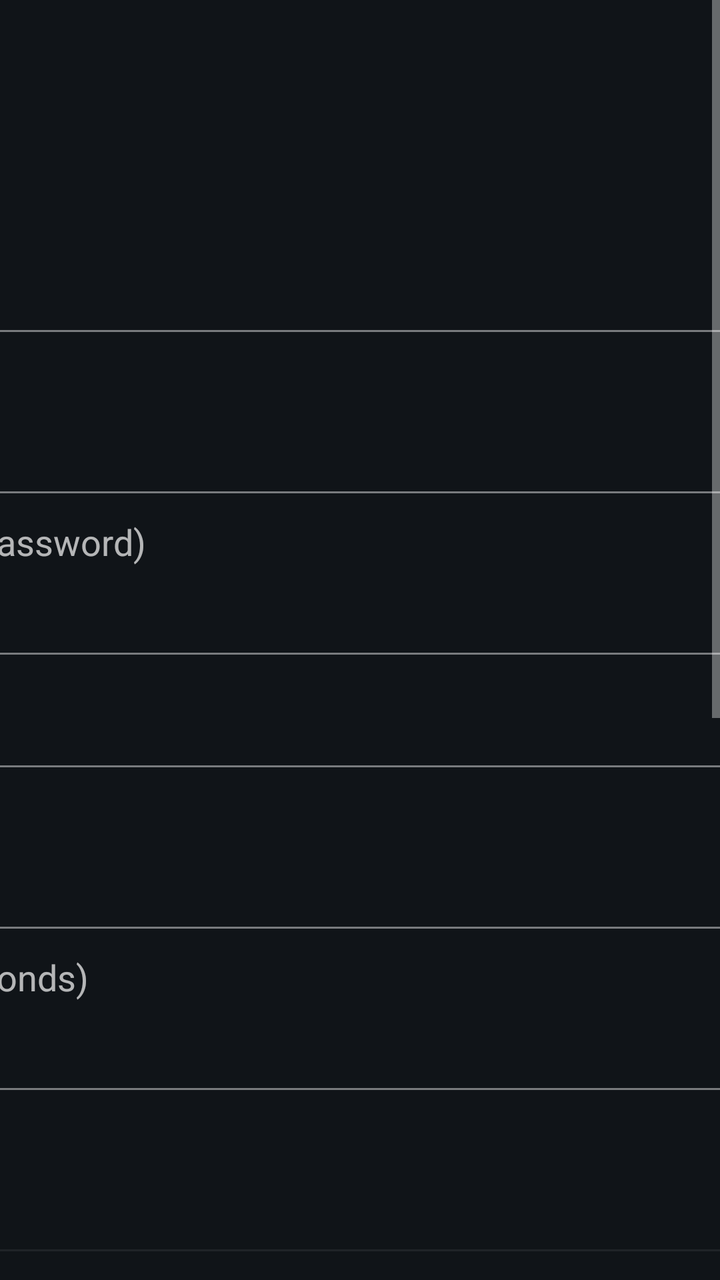
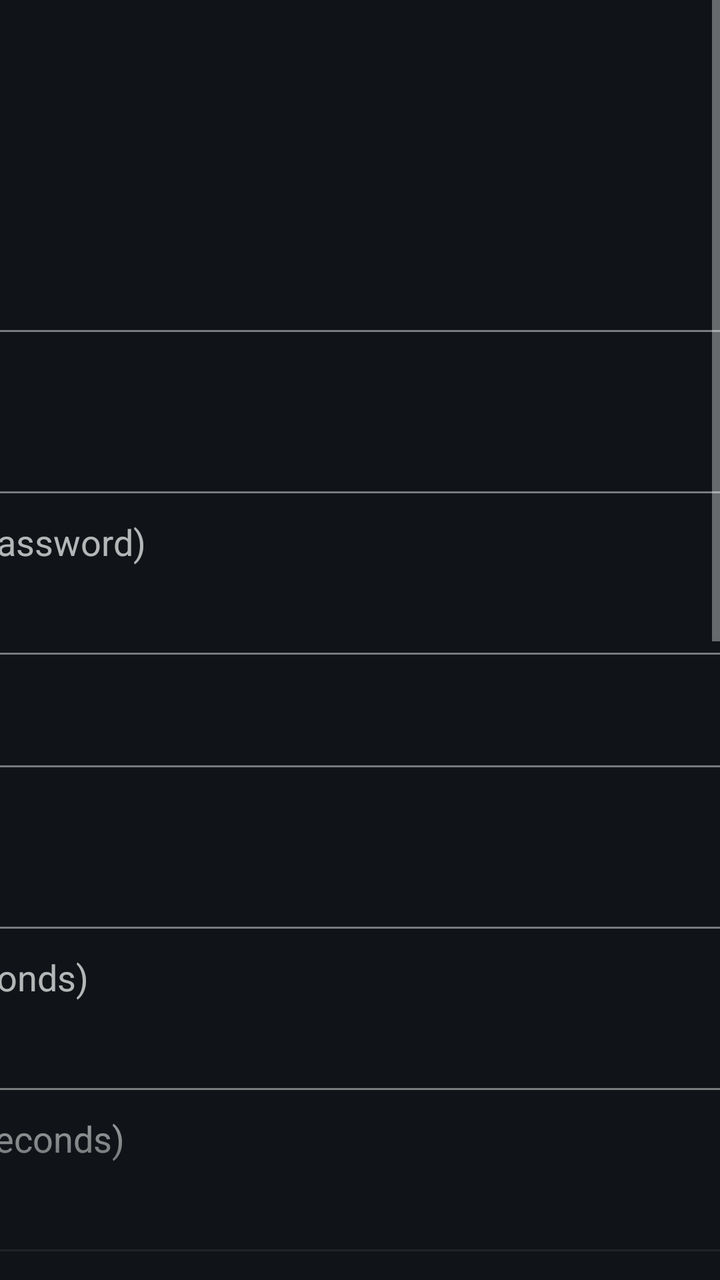

An Android layout rendered at two revisions. The XML below is the earlier revision; the diff shows what the commit changed to produce the second picture.
<!-- AndroidManifest.xml: application theme Theme.NextcloudDream -->
<!-- res/layout/activity_main.xml -->
<?xml version="1.0" encoding="utf-8"?>
<ScrollView xmlns:android="http://schemas.android.com/apk/res/android"
    android:layout_width="match_parent"
    android:layout_height="match_parent"
    android:background="#101418"
    android:requiresFadingEdge="vertical"
    android:fadingEdgeLength="96dp">

    <LinearLayout
        android:layout_width="860dp"
        android:layout_height="wrap_content"
        android:layout_gravity="center_horizontal"
        android:orientation="vertical"
        android:paddingVertical="32dp">

        <TextView
            style="@style/ConfigTitle"
            android:text="@string/app_name" />

        <TextView
            style="@style/ConfigLabel"
            android:labelFor="@+id/server_url"
            android:text="@string/config_server_url" />
        <EditText
            android:id="@id/server_url"
            style="@style/ConfigField"
            android:hint="@string/config_server_url_hint"
            android:inputType="textUri" />

        <TextView
            style="@style/ConfigLabel"
            android:labelFor="@+id/username"
            android:text="@string/config_username" />
        <EditText
            android:id="@id/username"
            style="@style/ConfigField"
            android:inputType="text" />

        <TextView
            style="@style/ConfigLabel"
            android:labelFor="@+id/app_password"
            android:text="@string/config_app_password" />
        <EditText
            android:id="@id/app_password"
            style="@style/ConfigField"
            android:inputType="textPassword" />

        
        <CheckBox
            android:id="@+id/show_password"
            style="@style/ConfigCheckBox"
            android:text="@string/config_show_password" />

        <TextView
            style="@style/ConfigLabel"
            android:labelFor="@+id/folder_path"
            android:text="@string/config_folder" />
        <EditText
            android:id="@id/folder_path"
            style="@style/ConfigField"
            android:hint="@string/config_folder_hint"
            android:inputType="text" />

        <TextView
            style="@style/ConfigLabel"
            android:labelFor="@+id/slide_interval"
            android:text="@string/config_slide_interval" />
        <EditText
            android:id="@id/slide_interval"
            style="@style/ConfigField"
            android:inputType="number" />

        <TextView
            style="@style/ConfigLabel"
            android:labelFor="@+id/sync_interval"
            android:text="@string/config_sync_interval" />
        <EditText
            android:id="@id/sync_interval"
            style="@style/ConfigField"
            android:inputType="number" />

        <TextView
            style="@style/ConfigLabel"
            android:labelFor="@+id/max_cache"
            android:text="@string/config_max_cache" />
        <EditText
            android:id="@id/max_cache"
            style="@style/ConfigField"
            android:inputType="number" />

        <CheckBox
            android:id="@+id/show_clock"
            style="@style/ConfigCheckBox"
            android:layout_marginTop="16dp"
            android:text="@string/config_show_clock" />

        <CheckBox
            android:id="@+id/show_photo_info"
            style="@style/ConfigCheckBox"
            android:text="@string/config_show_photo_info" />

        
        <CheckBox
            android:id="@+id/play_live_photos"
            style="@style/ConfigCheckBox"
            android:text="@string/config_play_live_photos" />

        
        <TextView
            android:id="@+id/status"
            style="@style/ConfigStatus" />

        
        <Button
            android:id="@+id/save_button"
            style="@style/ConfigButton"
            android:layout_marginTop="16dp"
            android:text="@string/config_save" />

        <Button
            android:id="@+id/test_button"
            style="@style/ConfigButton"
            android:text="@string/config_test" />

        <TextView
            android:id="@+id/screensaver_hint"
            style="@style/ConfigLabel"
            android:layout_marginTop="28dp"
            android:text="@string/config_screensaver_hint"
            android:visibility="gone" />

        
        <Button
            android:id="@+id/screensaver_settings_button"
            style="@style/ConfigButton"
            android:text="@string/config_screensaver_settings"
            android:visibility="gone" />

        
        <TextView
            android:id="@+id/update_status"
            style="@style/ConfigStatus"
            android:layout_marginTop="28dp"
            android:textColor="#90FFFFFF" />

        <Button
            android:id="@+id/update_button"
            style="@style/ConfigButton"
            android:visibility="gone" />
    </LinearLayout>
</ScrollView>
<!-- resources referenced by this layout -->
<resources>
  <string name="app_name" translatable="false">Nextcloud Dream</string>
  <string name="config_app_password">App password (not your main password)</string>
  <string name="config_folder">Photo folder</string>
  <string name="config_folder_hint" translatable="false">/Photos/ScreenSaver</string>
  <string name="config_max_cache">Offline fallback cache (MB, ~400 KB per photo)</string>
  <string name="config_play_live_photos">Play live photos (iPhone and Pixel)</string>
  <string name="config_save">Save and sync</string>
  <string name="config_screensaver_hint">Then, in the settings: Device Preferences → Screen saver → Nextcloud Dream.</string>
  <string name="config_screensaver_settings">Open the Android settings</string>
  <string name="config_server_url">Nextcloud server URL</string>
  <string name="config_server_url_hint">https://cloud.example.com</string>
  <string name="config_show_clock">Show the time and date</string>
  <string name="config_show_password">Show the password</string>
  <string name="config_show_photo_info">Show where and when the photo was taken</string>
  <string name="config_slide_interval">Time each photo is shown (seconds)</string>
  <string name="config_sync_interval">Refresh interval (hours)</string>
  <string name="config_test">Test connection</string>
  <string name="config_username">Username</string>
  <style name="ConfigButton">
          <item name="android:layout_width">match_parent</item>
          <item name="android:layout_height">wrap_content</item>
          <item name="android:layout_marginTop">12dp</item>
          <item name="android:background">@drawable/tv_button</item>
          <item name="android:stateListAnimator">@animator/tv_focus_scale</item>
          <item name="android:textColor">#FFFFFF</item>
          <item name="android:textSize">18sp</item>
          <item name="android:paddingVertical">14dp</item>
      </style>
  <style name="ConfigCheckBox">
          <item name="android:layout_width">match_parent</item>
          <item name="android:layout_height">wrap_content</item>
          <item name="android:layout_marginTop">8dp</item>
          <item name="android:background">@drawable/tv_field</item>
          <item name="android:paddingHorizontal">12dp</item>
          <item name="android:paddingVertical">12dp</item>
          <item name="android:textColor">#FFFFFF</item>
          <item name="android:textSize">18sp</item>
      </style>
  <style name="ConfigLabel">
          <item name="android:layout_width">match_parent</item>
          <item name="android:layout_height">wrap_content</item>
          <item name="android:layout_marginTop">12dp</item>
          <item name="android:textColor">#B0FFFFFF</item>
          <item name="android:textSize">18sp</item>
      </style>
  <style name="ConfigStatus">
          <item name="android:layout_width">match_parent</item>
          <item name="android:layout_height">wrap_content</item>
          <item name="android:layout_marginTop">16dp</item>
          <item name="android:textColor">#E0FFFFFF</item>
          <item name="android:textSize">18sp</item>
      </style>
  <style name="ConfigTitle">
          <item name="android:layout_width">wrap_content</item>
          <item name="android:layout_height">wrap_content</item>
          <item name="android:layout_marginBottom">16dp</item>
          <item name="android:textColor">#FFFFFF</item>
          <item name="android:textSize">28sp</item>
      </style>
  <style name="Theme.NextcloudDream" parent="Theme.AppCompat.NoActionBar">
          <item name="android:windowBackground">@android:color/black</item>
          <item name="colorAccent">#0082C9</item>
      </style>
  <!-- unchanged entries left out for length: 3 -->
</resources>

<!-- the commit's change to res/layout/activity_main.xml (unified diff, before → after) -->
@@ -72,6 +72,15 @@
 
         <TextView
             style="@style/ConfigLabel"
+            android:labelFor="@+id/max_video"
+            android:text="@string/config_max_video" />
+        <EditText
+            android:id="@id/max_video"
+            style="@style/ConfigField"
+            android:inputType="number" />
+
+        <TextView
+            style="@style/ConfigLabel"
             android:labelFor="@+id/sync_interval"
             android:text="@string/config_sync_interval" />
         <EditText
@@ -104,6 +113,12 @@
             android:id="@+id/play_live_photos"
             style="@style/ConfigCheckBox"
             android:text="@string/config_play_live_photos" />
+
+        
+        <CheckBox
+            android:id="@+id/play_videos"
+            style="@style/ConfigCheckBox"
+            android:text="@string/config_play_videos" />
 
         
         <TextView
<!-- resource entries referenced after the edit -->
@@ -5,7 +5,9 @@
   <string name="config_folder">Photo folder</string>
   <string name="config_folder_hint" translatable="false">/Photos/ScreenSaver</string>
   <string name="config_max_cache">Offline fallback cache (MB, ~400 KB per photo)</string>
+  <string name="config_max_video">Maximum time a video plays (seconds)</string>
   <string name="config_play_live_photos">Play live photos (iPhone and Pixel)</string>
+  <string name="config_play_videos">Play videos (muted, streamed from Nextcloud)</string>
   <string name="config_save">Save and sync</string>
   <string name="config_screensaver_hint">Then, in the settings: Device Preferences → Screen saver → Nextcloud Dream.</string>
   <string name="config_screensaver_settings">Open the Android settings</string>
